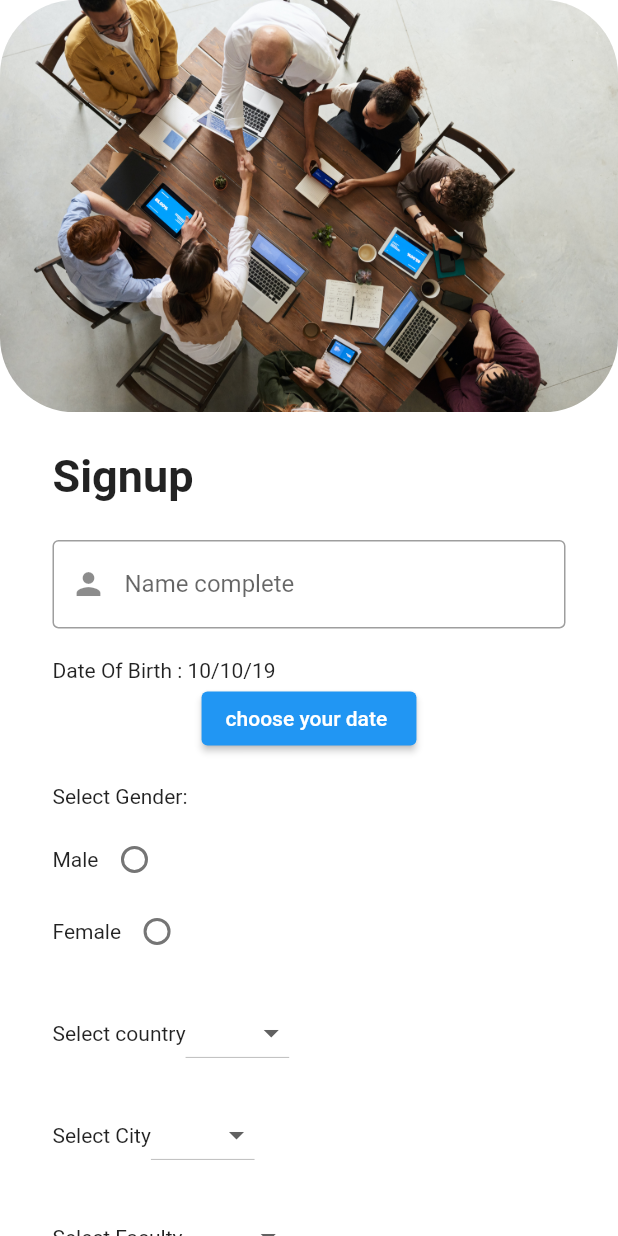
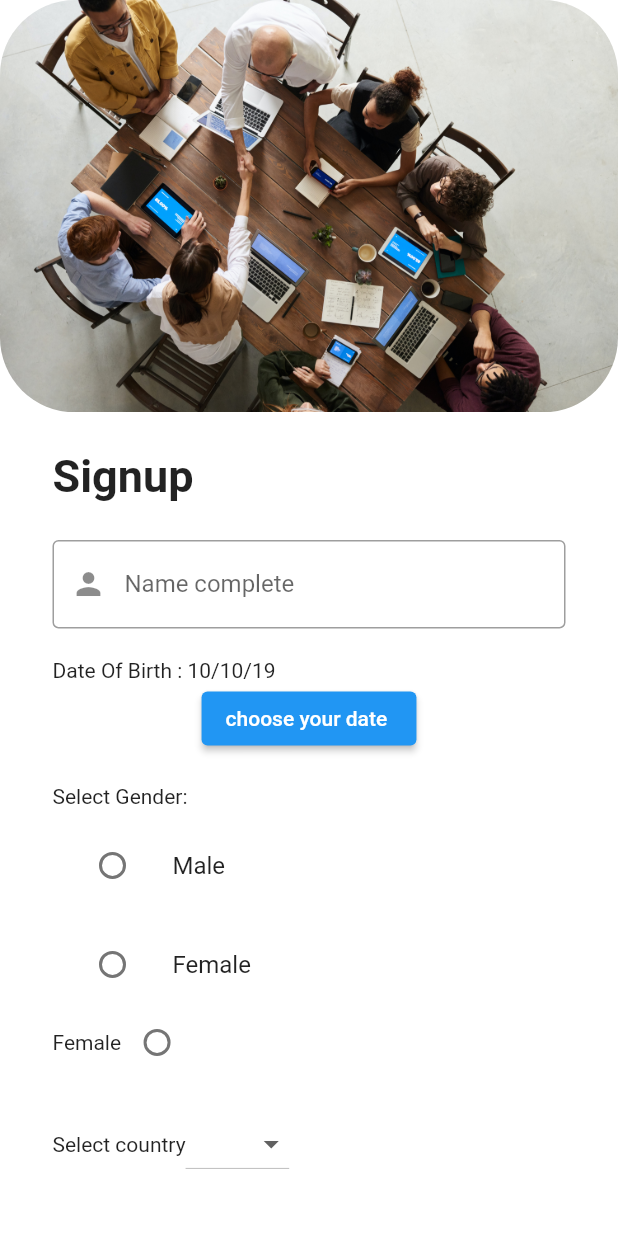
Before and after one commit to developython14/small-flutter-app-, a Flutter app: the screen it shows after launch, on a phone screen of 412 x 824 dp. Run offline on Flutter 3.47's test engine with Material 2 defaults, Android fonts, the phone set to English and light mode, and no system bars; our stand-ins replace file_picker, flutter_signin_button, flutter_spinkit, getwidget, introduction_screen; missing offline and left inert: dart:ffi; network calls fail.

```diff
--- a/lib/main.dart
+++ b/lib/main.dart
@@ -9,7 +9,7 @@ import 'package:mustapha/test.dart';
 
 void main() {
   runApp(MaterialApp(
-      title: 'mustapha Hacker',
+      title: 'Mustapha Hacker',
       initialRoute: '/signupmod',
       routes: {
         '/login': (context) => login(),
--- a/lib/signup_pages/signup_mod.dart
+++ b/lib/signup_pages/signup_mod.dart
@@ -3,6 +3,9 @@ import 'package:getwidget/getwidget.dart';
 import 'package:getwidget/size/gf_size.dart';
 import 'dart:convert' as convert;
 import 'package:http/http.dart' as http;
+import 'package:file_picker/file_picker.dart';
+import 'dart:io';
+import 'dart:async';
 
 class signupmod extends StatefulWidget {
   const signupmod({Key? key}) : super(key: key);
@@ -14,7 +17,7 @@ class signupmod extends StatefulWidget {
 class _signupmodState extends State<signupmod> {
   final _formKey = GlobalKey<FormState>();
   String? name = '';
-  bool? gender = true;
+  String? gender = '';
   String? country = '';
   String? city = '';
   String? faculty = '';
@@ -28,6 +31,10 @@ class _signupmodState extends State<signupmod> {
   String? avalibality = '';
   String? date_of_birth = '';
   DateTime data = DateTime(4, 17, 1998);
+  File? cv;
+  File? degree;
+  File? experience;
+  File? identity;
 
   bool is_pass = true;
   final list_countries = ["Bac+1"];
@@ -157,17 +164,29 @@ class _signupmodState extends State<signupmod> {
                     ],
                   ),
                   SizedBox(height: 10),
-                  Row(
-                    children: [
-                      Text("Male"),
-                      Radio(
-                          groupValue: 25,
-                          value: true,
-                          onChanged: (text) {
-                            setState(() {});
-                          })
-                    ],
-                  ),
+                  ListTile(
+                      title: Text('Male'),
+                      leading: Radio(
+                          value: "Male",
+                          groupValue: gender,
+                          onChanged: (String? text) {
+                            setState(() {
+                              gender = text;
+                            });
+                            print('gender is $gender');
+                          })),
+                  SizedBox(height: 10),
+                  ListTile(
+                      title: Text('Female'),
+                      leading: Radio(
+                          value: "Female",
+                          groupValue: gender,
+                          onChanged: (String? text) {
+                            setState(() {
+                              gender = text;
+                            });
+                            print('gender is $gender');
+                          })),
                   Row(
                     children: [
                       Text("Female"),
@@ -343,27 +362,92 @@ class _signupmodState extends State<signupmod> {
                   SizedBox(height: 20),
                   Row(
                     children: [
-                      Text('your your Cv'),
+                      Text('your Cv'),
                     ],
                   ),
+                  ElevatedButton(
+                      onPressed: () async {
+                        FilePickerResult? result =
+                            await FilePicker.platform.pickFiles();
+
+                        if (result != null) {
+                          File cv = File(result.files.single.path!);
+                        } else {
+                          // User canceled the picker
+                        }
+                      },
+                      child: Column(
+                        children: [Icon(Icons.upload_file), Text('upload Cv')],
+                      )),
                   SizedBox(height: 20),
                   Row(
                     children: [
-                      Text('your your Degree'),
+                      Text('your Degree'),
                     ],
                   ),
+                  ElevatedButton(
+                      onPressed: () async {
+                        FilePickerResult? result =
+                            await FilePicker.platform.pickFiles();
+
+                        if (result != null) {
+                          File degree = File(result.files.single.path!);
+                        } else {
+                          // User canceled the picker
+                        }
+                      },
+                      child: Column(
+                        children: [
+                          Icon(Icons.upload_file),
+                          Text('upload degree')
+                        ],
+                      )),
                   SizedBox(height: 20),
                   Row(
                     children: [
-                      Text('your your experience province'),
+                      Text('your experience province'),
                     ],
                   ),
+                  ElevatedButton(
+                      onPressed: () async {
+                        FilePickerResult? result =
+                            await FilePicker.platform.pickFiles();
+
+                        if (result != null) {
+                          File experience = File(result.files.single.path!);
+                        } else {
+                          // User canceled the picker
+                        }
+                      },
+                      child: Column(
+                        children: [
+                          Icon(Icons.upload_file),
+                          Text('upload experience proove')
+                        ],
+                      )),
                   SizedBox(height: 20),
                   Row(
                     children: [
-                      Text('your your identify card'),
+                      Text('your identify card'),
                     ],
                   ),
+                  ElevatedButton(
+                      onPressed: () async {
+                        FilePickerResult? result =
+                            await FilePicker.platform.pickFiles();
+
+                        if (result != null) {
+                          File identity = File(result.files.single.path!);
+                        } else {
+                          // User canceled the picker
+                        }
+                      },
+                      child: Column(
+                        children: [
+                          Icon(Icons.upload_file),
+                          Text('upload identity')
+                        ],
+                      )),
                   SizedBox(height: 20),
                   Row(
                     children: [
--- a/lib/test.dart
+++ b/lib/test.dart
@@ -15,6 +15,8 @@ class _belkState extends State<belk> {
   Widget build(BuildContext context) {
     return Builder(builder: (context) {
       return Center(
+        child: Padding(
+          padding: const EdgeInsets.only(top: 50.0),
           child: Column(children: [
             ElevatedButton(
                 onPressed: () async {
@@ -26,13 +28,13 @@ class _belkState extends State<belk> {
                   } else {
                     // User canceled the picker
                   }
-                print(myfile!.path);
                 },
                 child: Text(
-                "Upload file",
+                  "Upload mustapha Files",
                   style: TextStyle(color: Colors.green),
                 ))
           ]),
+        ),
       );
     });
   }
--- a/pubspec.yaml
+++ b/pubspec.yaml
@@ -38,7 +38,6 @@ dependencies:
   flare_flutter: ^3.0.2
   google_fonts: ^2.1.0
   simple_animations: ^4.0.1
-  cached_network_image: ^3.1.0
   flutter_signin_button: ^2.0.0
   file_picker: ^4.5.1
 
```
Also changed, not shown: lib/signup_pages/signup.dart (+22 -22 lines), pubspec.lock. Lines whose indentation alone changed are shown as unchanged.
